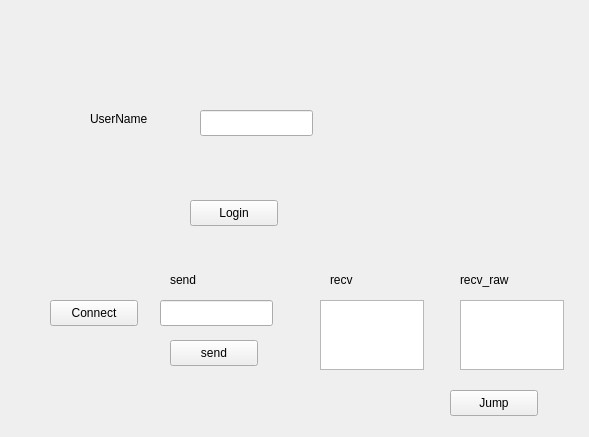
Old version of the form QT_Prj/qt_gst_26_1_1/ui/LoginWidget.ui in the repository LightCute/VideoCall.
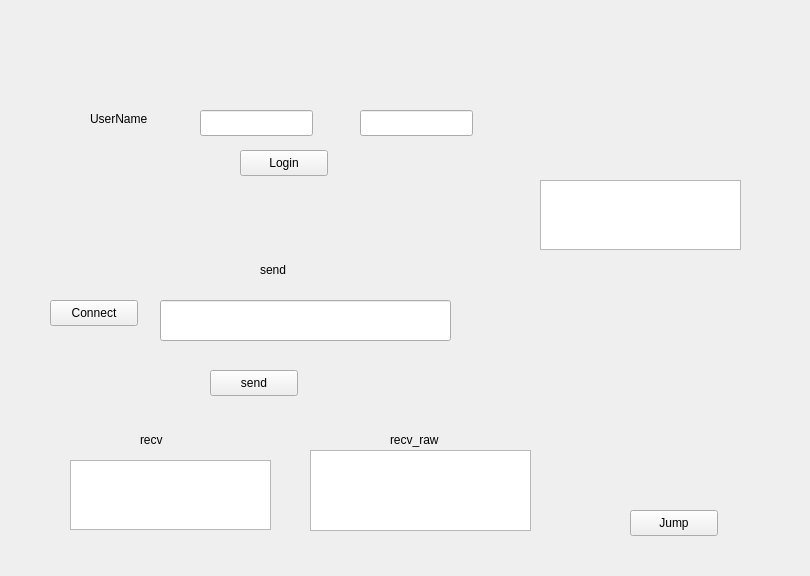
New version of the form.

Commit message: Light_26_1_13_Login_Wrong

```diff
--- a/QT_Prj/qt_gst_26_1_1/ui/LoginWidget.ui
+++ b/QT_Prj/qt_gst_26_1_1/ui/LoginWidget.ui
@@ -6,8 +6,8 @@
    <rect>
     <x>0</x>
     <y>0</y>
-    <width>589</width>
-    <height>437</height>
+    <width>810</width>
+    <height>576</height>
    </rect>
   </property>
   <property name="windowTitle">
@@ -16,8 +16,8 @@
   <widget class="QPushButton" name="Bt_Jump_Test">
    <property name="geometry">
     <rect>
-     <x>450</x>
-     <y>390</y>
+     <x>630</x>
+     <y>510</y>
      <width>88</width>
      <height>26</height>
     </rect>
@@ -42,8 +42,8 @@
   <widget class="QPushButton" name="Bt_Login">
    <property name="geometry">
     <rect>
-     <x>190</x>
-     <y>200</y>
+     <x>240</x>
+     <y>150</y>
      <width>88</width>
      <height>26</height>
     </rect>
@@ -68,9 +68,9 @@
   <widget class="QPlainTextEdit" name="TextEdit_tcp_test_recv">
    <property name="geometry">
     <rect>
-     <x>320</x>
-     <y>300</y>
-     <width>104</width>
+     <x>70</x>
+     <y>460</y>
+     <width>201</width>
      <height>70</height>
     </rect>
    </property>
@@ -90,16 +90,16 @@
     <rect>
      <x>160</x>
      <y>300</y>
-     <width>113</width>
-     <height>26</height>
+     <width>291</width>
+     <height>41</height>
     </rect>
    </property>
   </widget>
   <widget class="QLabel" name="label_send">
    <property name="geometry">
     <rect>
-     <x>170</x>
-     <y>270</y>
+     <x>260</x>
+     <y>260</y>
      <width>81</width>
      <height>20</height>
     </rect>
@@ -111,8 +111,8 @@
   <widget class="QLabel" name="label_recv">
    <property name="geometry">
     <rect>
-     <x>330</x>
-     <y>270</y>
+     <x>140</x>
+     <y>430</y>
      <width>81</width>
      <height>20</height>
     </rect>
@@ -124,8 +124,8 @@
   <widget class="QPushButton" name="Bt_tcp_test_send">
    <property name="geometry">
     <rect>
-     <x>170</x>
-     <y>340</y>
+     <x>210</x>
+     <y>370</y>
      <width>88</width>
      <height>26</height>
     </rect>
@@ -137,18 +137,18 @@
   <widget class="QPlainTextEdit" name="TextEdit_raw_recv">
    <property name="geometry">
     <rect>
-     <x>460</x>
-     <y>300</y>
-     <width>104</width>
-     <height>70</height>
+     <x>310</x>
+     <y>450</y>
+     <width>221</width>
+     <height>81</height>
     </rect>
    </property>
   </widget>
   <widget class="QLabel" name="label_recv_2">
    <property name="geometry">
     <rect>
-     <x>460</x>
-     <y>270</y>
+     <x>390</x>
+     <y>430</y>
      <width>81</width>
      <height>20</height>
     </rect>
@@ -157,6 +157,26 @@
     <string>recv_raw</string>
    </property>
   </widget>
+  <widget class="QLineEdit" name="LE_UserPass">
+   <property name="geometry">
+    <rect>
+     <x>360</x>
+     <y>110</y>
+     <width>113</width>
+     <height>26</height>
+    </rect>
+   </property>
+  </widget>
+  <widget class="QPlainTextEdit" name="TextEdit_FSM_State">
+   <property name="geometry">
+    <rect>
+     <x>540</x>
+     <y>180</y>
+     <width>201</width>
+     <height>70</height>
+    </rect>
+   </property>
+  </widget>
  </widget>
  <resources/>
  <connections/>
```
The commit also changes 74 other files.
